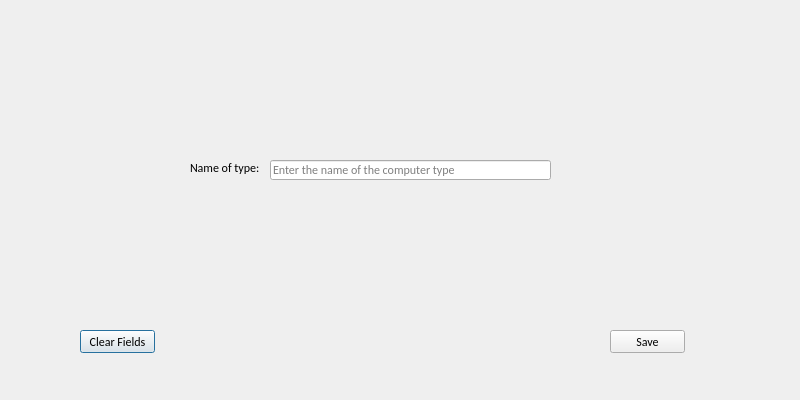
This is Hopur21Verkefni/MyComputerScienceList/ui/addtype.ui in Hopur21/Hopur21 as Qt 5 draws it before an edit. The edited form follows.
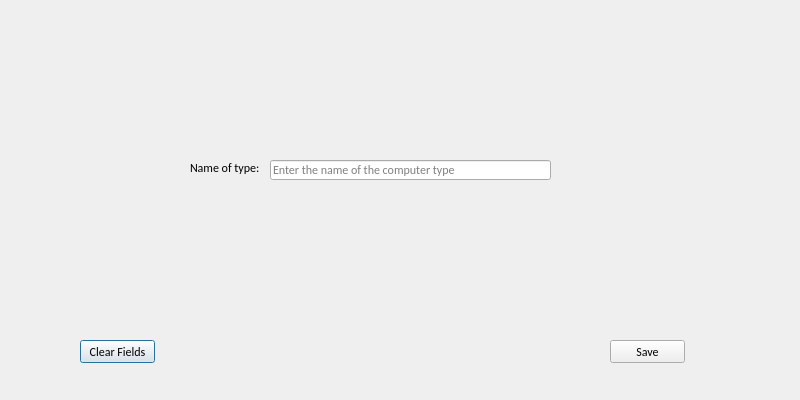
This is the edited form. Icons and pictures are not drawn.

The edit to the form file:
```diff
--- a/Hopur21Verkefni/MyComputerScienceList/ui/addtype.ui
+++ b/Hopur21Verkefni/MyComputerScienceList/ui/addtype.ui
@@ -17,7 +17,7 @@
    <property name="geometry">
     <rect>
      <x>80</x>
-     <y>330</y>
+     <y>340</y>
      <width>75</width>
      <height>23</height>
     </rect>
@@ -71,7 +71,7 @@
    <property name="geometry">
     <rect>
      <x>610</x>
-     <y>330</y>
+     <y>340</y>
      <width>75</width>
      <height>23</height>
     </rect>
@@ -88,7 +88,7 @@
   <widget class="QLabel" name="label_logoAddScientist">
    <property name="geometry">
     <rect>
-     <x>200</x>
+     <x>220</x>
      <y>40</y>
      <width>331</width>
      <height>31</height>
@@ -111,7 +111,7 @@
   <widget class="QLabel" name="label_2">
    <property name="geometry">
     <rect>
-     <x>170</x>
+     <x>190</x>
      <y>40</y>
      <width>31</width>
      <height>31</height>
```
